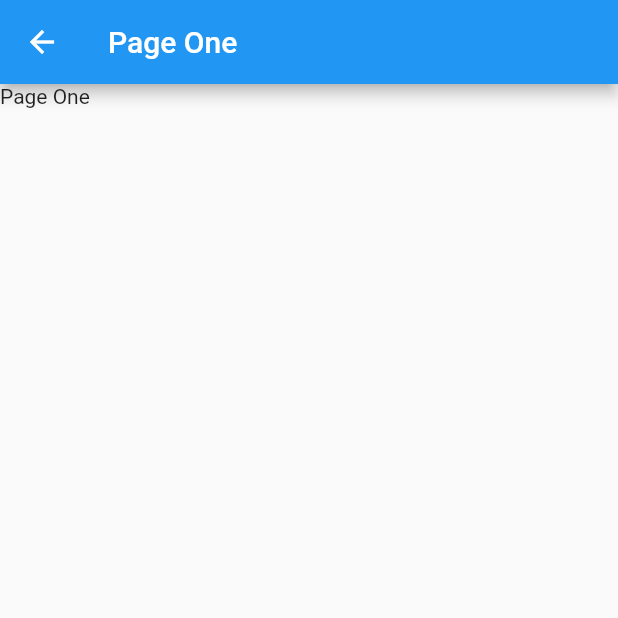
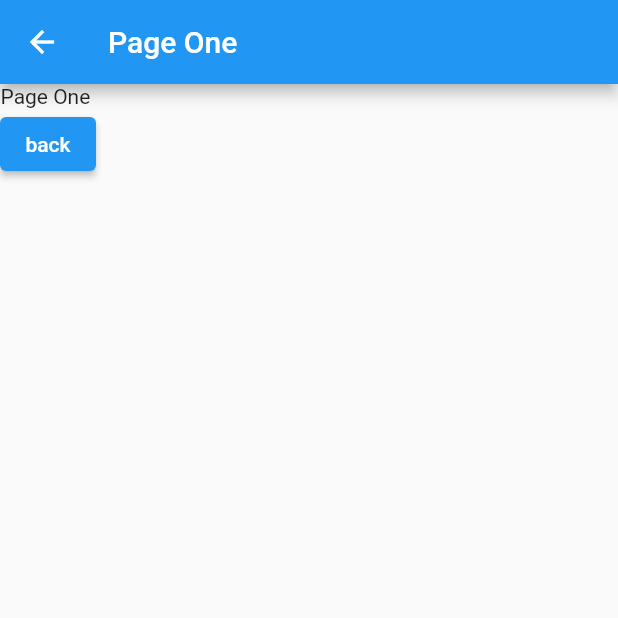
Before and after one commit to fredj789/Programation-Code-Flutter-Navigator-PoP-and-canPop, a Flutter app: the one screen opened by its route, on a phone screen of 412 x 824 dp, the top half of it. Run offline on Flutter 3.47's test engine with Material 2 defaults, Android fonts, the phone set to English and light mode, and no system bars.

```diff
--- a/lib/one.dart
+++ b/lib/one.dart
@@ -9,7 +9,16 @@ class one extends StatelessWidget {
       appBar: AppBar(
         title: Text("Page One "),
       ),
-      body: Column(children: [Text("Page One ")]),
+      body: Column(children: [
+        Text("Page One "),
+        ElevatedButton(
+            onPressed: () {
+              if (Navigator.of(context).canPop()) {
+                Navigator.of(context).pop();
+              }
+            },
+            child: Text("back"))
+      ]),
     );
   }
 }
```
Also changed, not shown: lib/home.dart (+12 -1 lines), lib/three.dart (+10 -1 lines), lib/twee.dart (+10 -1 lines).
